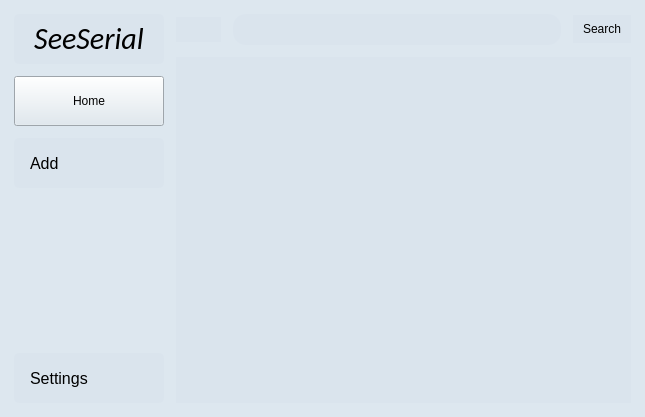
First picture: the form in ui/LaunchUi.ui, repository R0w0m/SeeSerial, before the edit.
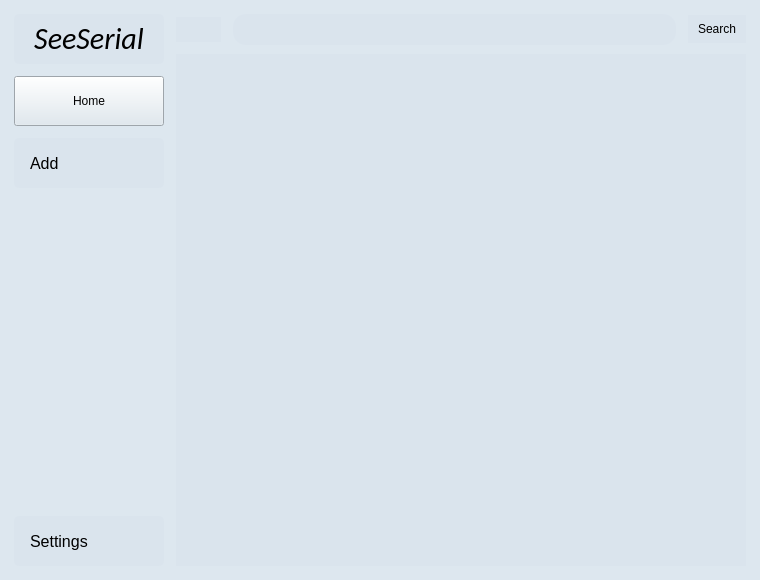
Second picture: the form after the edit. The open tabs and pages were chosen to show the change. Icons and pictures are not drawn.

Patch:
```diff
--- a/ui/LaunchUi.ui
+++ b/ui/LaunchUi.ui
@@ -6,8 +6,8 @@
    <rect>
     <x>0</x>
     <y>0</y>
-    <width>645</width>
-    <height>417</height>
+    <width>760</width>
+    <height>580</height>
    </rect>
   </property>
   <property name="windowTitle">
@@ -231,7 +231,7 @@
       <item>
        <layout class="QVBoxLayout" name="verticalLayout_4">
         <property name="spacing">
-         <number>12</number>
+         <number>9</number>
         </property>
         <property name="topMargin">
          <number>0</number>
@@ -377,6 +377,18 @@
           </widget>
           <widget class="QWidget" name="page_2">
            <layout class="QGridLayout" name="gridLayout_2">
+            <property name="leftMargin">
+             <number>0</number>
+            </property>
+            <property name="topMargin">
+             <number>0</number>
+            </property>
+            <property name="rightMargin">
+             <number>0</number>
+            </property>
+            <property name="bottomMargin">
+             <number>0</number>
+            </property>
             <item row="0" column="0">
              <widget class="QScrollArea" name="scrollArea_2">
               <property name="widgetResizable">
@@ -387,10 +399,11 @@
                 <rect>
                  <x>0</x>
                  <y>0</y>
-                 <width>82</width>
-                 <height>16</height>
+                 <width>566</width>
+                 <height>482</height>
                 </rect>
                </property>
+               <layout class="QVBoxLayout" name="verticalLayout_5"/>
               </widget>
              </widget>
             </item>
```
Left out of the diff: 18 changed lines with no effect on the pictures.
